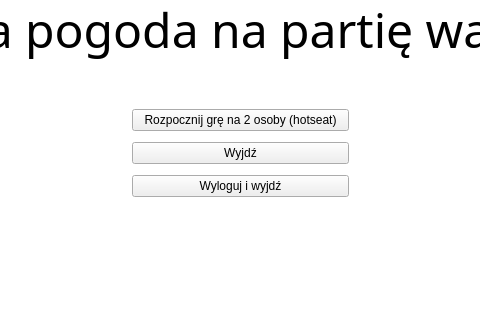
This is Warcaby/menu.ui in Agricolt/Warcaby as Qt 5 draws it before an edit; both pictures show x 148 to 628 and y 136 to 456 of the 800 by 600 pixel window. The edited form follows.
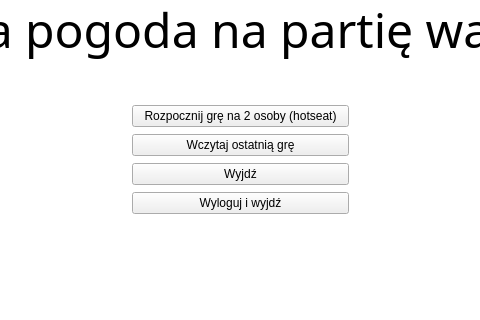
This is the edited form.

Diff of the .ui file:
```diff
--- a/Warcaby/menu.ui
+++ b/Warcaby/menu.ui
@@ -41,7 +41,7 @@
      <x>280</x>
      <y>240</y>
      <width>217</width>
-     <height>98</height>
+     <height>112</height>
     </rect>
    </property>
    <layout class="QVBoxLayout" name="verticalLayout">
@@ -52,6 +52,13 @@
       </property>
      </widget>
     </item>
+    <item>
+     <widget class="QPushButton" name="pushButton_LoadLastGame">
+      <property name="text">
+       <string>Wczytaj ostatnią grę</string>
+      </property>
+     </widget>
+    </item>
     <item>
      <widget class="QPushButton" name="pushButton_ExitOnly">
       <property name="text">
```
